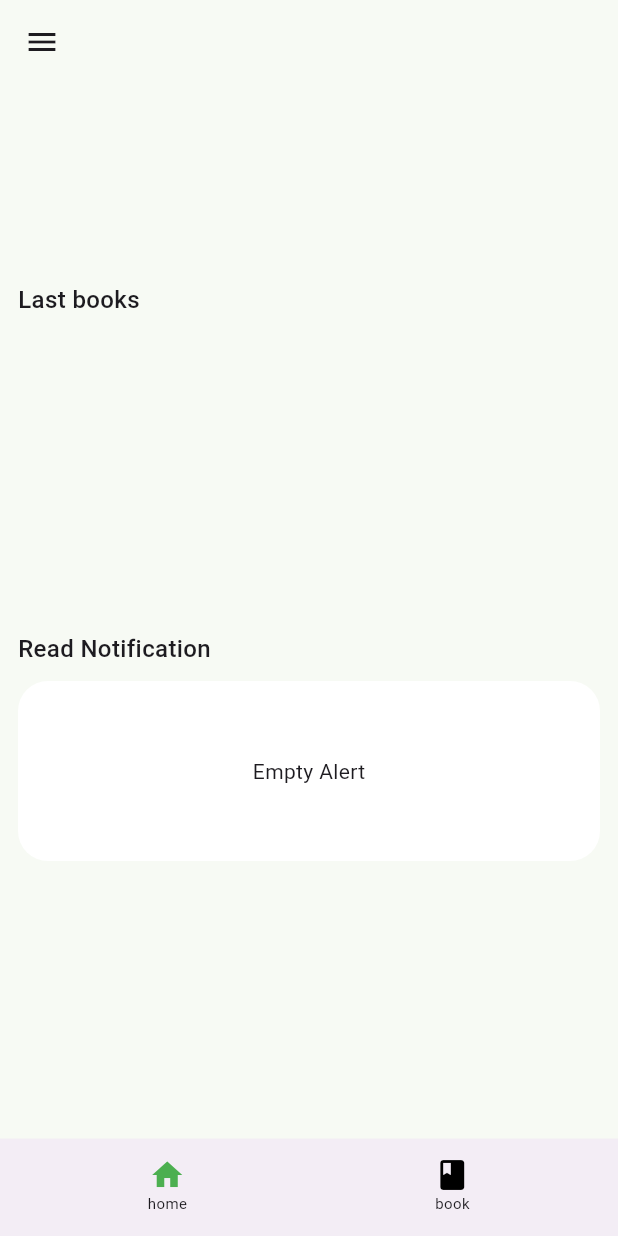
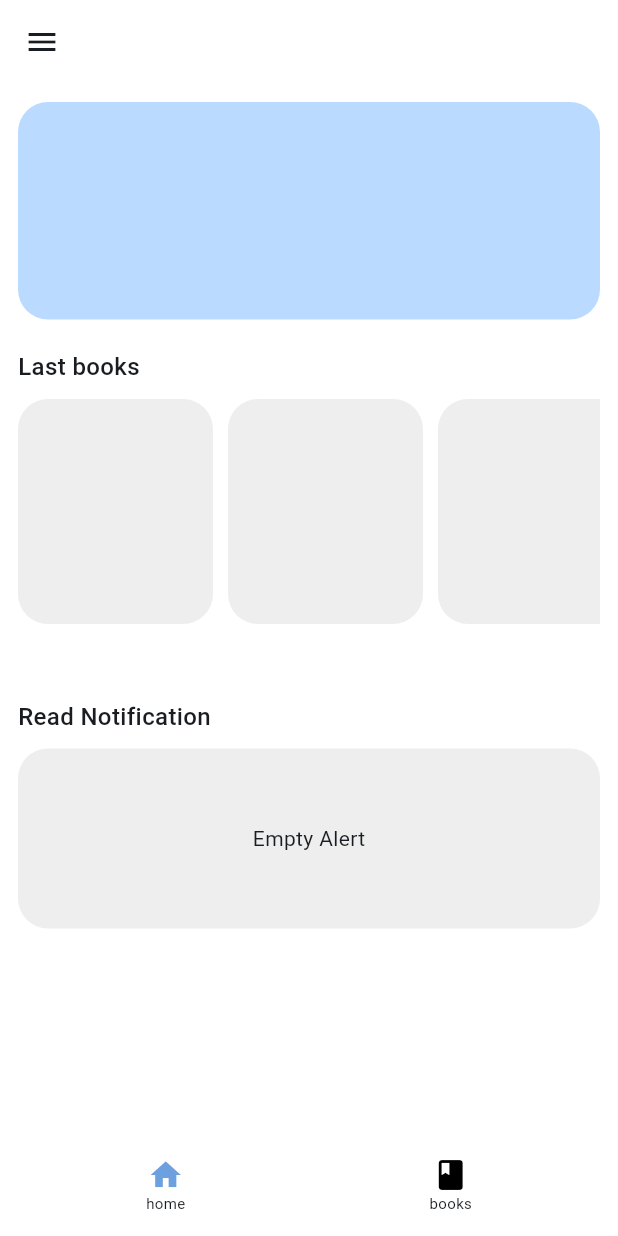
Before and after one commit to corpiii/BookReport, a Flutter app: the MainView screen opened by its route, on a phone screen of 412 x 824 dp. Run offline on Flutter 3.47's test engine with Material 3 defaults, Android fonts, the phone set to English and light mode, and no system bars; our stand-ins replace cloud_firestore, firebase_auth, firebase_core, flutter_local_notifications, flutter_riverpod, flutter_timezone and 6 more; accounts and stored records are empty; generated files the repository leaves out were written again; network calls fail.

Commit message:
refactor: homeView 내 색상 변경

```diff
--- a/lib/main.dart
+++ b/lib/main.dart
@@ -1,6 +1,7 @@
 import 'dart:io';
 
 import 'package:book_report/di/di_setup.dart';
+import 'package:book_report/presentation/common/color_constant.dart';
 import 'package:book_report/presentation/home_scene/model/local_notification.dart';
 import 'package:book_report/routes.dart';
 import 'package:flutter/foundation.dart';
@@ -39,8 +40,8 @@ class MyApp extends StatelessWidget {
     return MaterialApp.router(
       title: 'Flutter Demo',
       theme: ThemeData(
-        // splashColor: Colors.transparent,
-        colorScheme: ColorScheme.fromSeed(seedColor: Colors.deepPurple),
+        splashColor: Colors.transparent,
+        colorSchemeSeed: ColorConstant.tileColor,
         useMaterial3: true,
       ),
       routerConfig: routes,
--- a/lib/presentation/books_scene/book_report_detail_scene/book_report_detail_view.dart
+++ b/lib/presentation/books_scene/book_report_detail_scene/book_report_detail_view.dart
@@ -34,7 +34,7 @@ class BookReportDetailView extends StatelessWidget {
             RadiusBoxText(
               _model.title,
               radius: 12.0,
-              color: Colors.blue,
+              color: ColorConstant.tileColor,
               height: 60,
             ),
             SizedBox(height: 20,),
@@ -42,7 +42,7 @@ class BookReportDetailView extends StatelessWidget {
               child: RadiusBoxText(
                 _model.content,
                 radius: 12.0,
-                color: Colors.blue,
+                color: ColorConstant.tileColor,
                 height: 60,
               ),
             ),
--- a/lib/presentation/common/color_constant.dart
+++ b/lib/presentation/common/color_constant.dart
@@ -1,5 +1,8 @@
 import 'dart:ui';
 
 class ColorConstant {
-  static const Color backgroundColor = Color(0xFFF7FAF4);
+  static const Color backgroundColor = Color(0xFFFFFFFF);
+  static const Color tileColor = Color(0xFFBBDAFF);
+  static const Color greyColor = Color(0xFFEEEEEE);
+  static const Color deepTileColor = Color(0xFF6CA0DE);
 }
--- a/lib/presentation/home_scene/home_view.dart
+++ b/lib/presentation/home_scene/home_view.dart
@@ -17,7 +17,8 @@ class HomeView extends ConsumerWidget {
     final state = ref.watch(homeViewProvider);
     final viewModel = ref.read(homeViewProvider.notifier);
 
-    return Column(
+    return SingleChildScrollView(
+      child: Column(
         crossAxisAlignment: CrossAxisAlignment.start,
         children: [
           RandomAdvice(
@@ -41,6 +42,7 @@ class HomeView extends ConsumerWidget {
             },
           ),
         ],
+      ),
     );
   }
 }
--- a/lib/presentation/home_scene/home_view_state.dart
+++ b/lib/presentation/home_scene/home_view_state.dart
@@ -18,6 +18,6 @@ class HomeViewState with _$HomeViewState {
     required bool saturdayTap,
     required int alertHour,
     required int alertMinutes,
-    @Default([]) List<Book> lastBooks,
+    @Default([null, null, null, null, null]) List<Book?> lastBooks,
   }) = _HomeViewState;
 }
--- a/lib/presentation/home_scene/widgets/latest_book_history/latest_book_history.dart
+++ b/lib/presentation/home_scene/widgets/latest_book_history/latest_book_history.dart
@@ -3,11 +3,11 @@ import 'package:book_report/presentation/home_scene/widgets/latest_book_history/
 import 'package:flutter/material.dart';
 
 class LatestBookHistory extends StatelessWidget {
-  final List<Book> _lastBooks;
+  final List<Book?> _lastBooks;
 
   const LatestBookHistory({
     super.key,
-    required List<Book> lastBooks,
+    required List<Book?> lastBooks,
   }) : _lastBooks = lastBooks;
 
   @override
--- a/lib/presentation/home_scene/widgets/latest_book_history/latest_book_item.dart
+++ b/lib/presentation/home_scene/widgets/latest_book_history/latest_book_item.dart
@@ -1,28 +1,31 @@
 import 'package:book_report/domain/model/book.dart';
+import 'package:book_report/presentation/common/color_constant.dart';
 import 'package:book_report/routes.dart';
 import 'package:flutter/material.dart';
 import 'package:go_router/go_router.dart';
 
 class LatestBookItem extends StatelessWidget {
-  final Book _item;
+  final Book? _item;
 
-  const LatestBookItem(Book item, {super.key}) : _item = item;
+  const LatestBookItem(Book? item, {super.key}) : _item = item;
 
   @override
   Widget build(BuildContext context) {
     return GestureDetector(
       onTap: () {
-        context.go(bookReportListPath, extra: _item);
+        if (_item != null) {
+          context.go(bookReportListPath, extra: _item);
+        }
       },
       child: Container(
         decoration: BoxDecoration(
           borderRadius: BorderRadius.circular(20),
-          color: Colors.blue,
+          color: _item != null ? ColorConstant.tileColor : ColorConstant.greyColor,
         ),
         width: 130,
         child: Center(
           child: Text(
-            _item.title,
+            _item != null ? _item.title : '',
           ),
         ),
       ),
--- a/lib/presentation/home_scene/widgets/notification_info.dart
+++ b/lib/presentation/home_scene/widgets/notification_info.dart
@@ -1,3 +1,4 @@
+import 'package:book_report/presentation/common/color_constant.dart';
 import 'package:flutter/material.dart';
 
 class NotificationInfo extends StatelessWidget {
@@ -18,7 +19,7 @@ class NotificationInfo extends StatelessWidget {
       child: Container(
         decoration: BoxDecoration(
           borderRadius: BorderRadius.circular(20),
-          color: Colors.white,
+          color: ColorConstant.greyColor,
         ),
         width: MediaQuery.of(context).size.width,
         height: 120,
--- a/lib/presentation/main_scene/main_view.dart
+++ b/lib/presentation/main_scene/main_view.dart
@@ -60,6 +60,7 @@ class MainView extends ConsumerWidget {
     return BottomAppBar(
       height: 65,
       surfaceTintColor: Colors.white,
+      color: ColorConstant.backgroundColor,
       child: Center(
         child: Row(
           mainAxisSize: MainAxisSize.max,
@@ -68,15 +69,15 @@ class MainView extends ConsumerWidget {
             BottomTabItem(
                 icon: Icons.home,
                 title: 'home',
-                color: selectedIndex != 0 ? Colors.black : Colors.green,
+                color: selectedIndex != 0 ? Colors.black : ColorConstant.deepTileColor,
                 onTap: () {
                   viewModel.transitionPage(Pages.home);
                 }),
             const Spacer(flex: spacerRatio * 2),
             BottomTabItem(
               icon: Icons.book,
-              title: 'book',
-              color: selectedIndex != 1 ? Colors.black : Colors.green,
+              title: 'books',
+              color: selectedIndex != 1 ? Colors.black : ColorConstant.deepTileColor,
               onTap: () {
                 viewModel.transitionPage(Pages.book);
               },
```
Also changed, not shown: lib/presentation/books_scene/book_report_detail_scene/widgets/radius_box_text.dart (+7 -1 lines), lib/presentation/home_scene/home_view_model.dart (+7 -2 lines), lib/presentation/home_scene/widgets/random_advice.dart (+6 -2 lines). Lines whose indentation alone changed are shown as unchanged.
